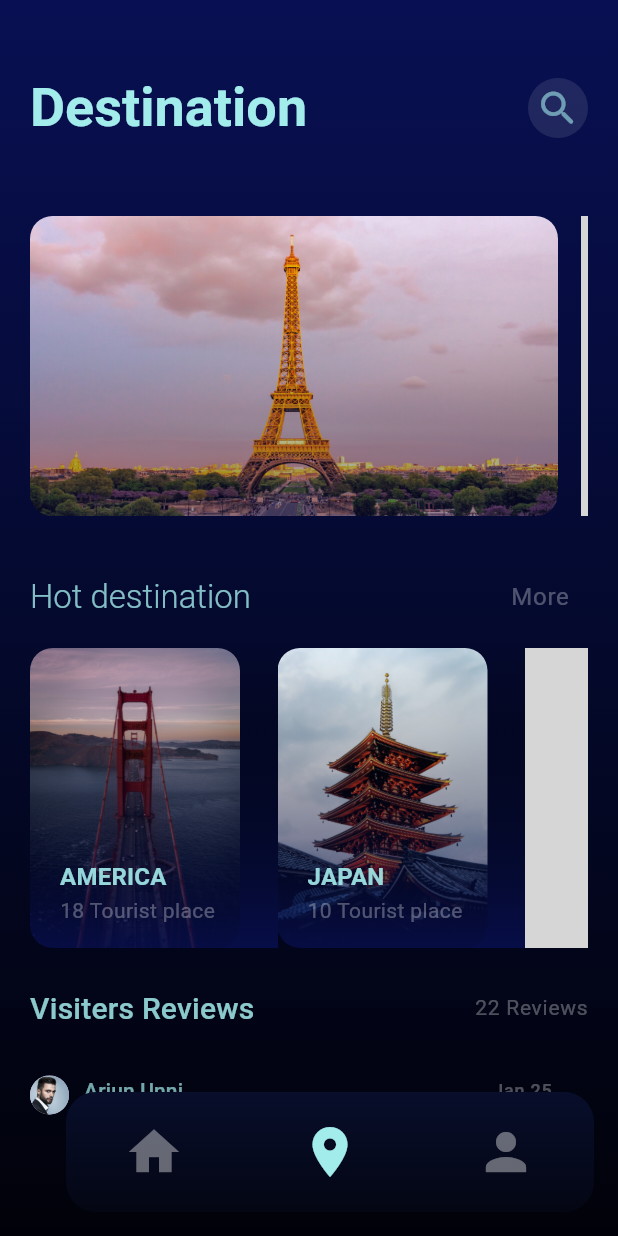
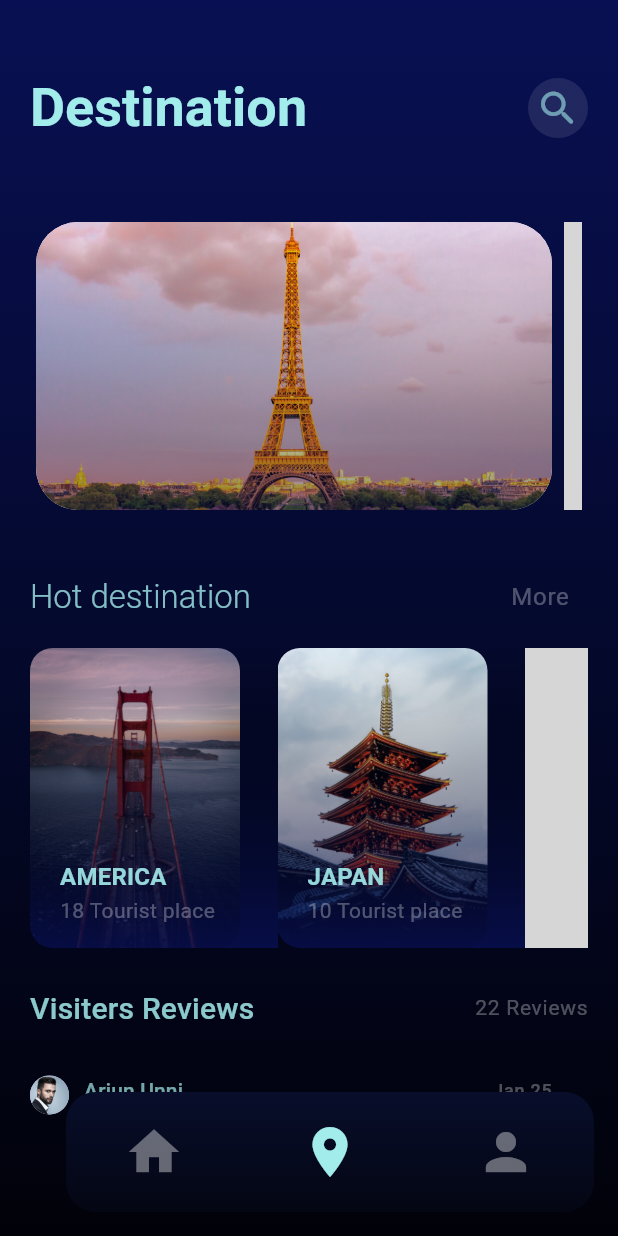
Before and after one commit to NOURINE-rgb/travel_app_ui, a Flutter app: the screen it shows after launch, on a phone screen of 412 x 824 dp. Run offline on Flutter 3.47's test engine with Material 3 defaults, Android fonts, the phone set to English and light mode, and no system bars; drawn by our look-alikes of flutter_animate; our stand-ins replace google_fonts; grey boxes are pictures that could not be loaded.

Commit message:
the last update

```diff
--- a/lib/screens/home_screen.dart
+++ b/lib/screens/home_screen.dart
@@ -1,12 +1,42 @@
 import 'package:flutter/material.dart';
+import 'package:flutter_animate/flutter_animate.dart' as animate;
 import 'package:ui_challenge4/data/constants.dart';
 import 'package:ui_challenge4/main.dart';
+import 'package:ui_challenge4/models/destination.dart';
 import 'package:ui_challenge4/widgets/comments.dart';
 import 'package:ui_challenge4/widgets/list_hot_destination.dart';
 import 'package:ui_challenge4/widgets/list_images.dart';
 
-class HomeScreen extends StatelessWidget {
+class HomeScreen extends StatefulWidget {
   const HomeScreen({super.key});
+
+  @override
+  State<HomeScreen> createState() => _HomeScreenState();
+}
+
+class _HomeScreenState extends State<HomeScreen> {
+  final GlobalKey<AnimatedListState> _key = GlobalKey<AnimatedListState>();
+  List<Destination> _hotDestination = [];
+  @override
+  void initState() {
+    super.initState();
+    WidgetsBinding.instance.addPostFrameCallback(
+      (timeStamp) => addHot(),
+    );
+  }
+
+  void addHot() {
+    for (int i = 0; i < hotDestination.length; i++) {
+      Future.delayed(Duration(milliseconds: 300 * i), () {
+        print(i);
+        _hotDestination = [..._hotDestination, hotDestination[i]];
+        _key.currentState!.insertItem(i);
+      });
+    }
+  }
+
+  final Tween<Offset> _tween =
+      Tween(begin: const Offset(3, 0), end: Offset.zero);
   @override
   Widget build(BuildContext context) {
     return Scaffold(
@@ -71,7 +101,15 @@ class HomeScreen extends StatelessWidget {
         child: SingleChildScrollView(
           child: Column(
             children: [
-              Row(
+              animate.Animate(
+                effects: const [
+                  animate.FadeEffect(duration: Duration(milliseconds: 300)),
+                  animate.SlideEffect(
+                      begin: Offset(0, -1),
+                      end: Offset(0, 0),
+                      duration: Duration(milliseconds: 300)),
+                ],
+                child: Row(
                   mainAxisAlignment: MainAxisAlignment.spaceBetween,
                   children: [
                     Text(
@@ -99,18 +137,27 @@ class HomeScreen extends StatelessWidget {
                     ),
                   ],
                 ),
+              ),
               const SizedBox(
                 height: 50,
               ),
               SizedBox(
                 height: 200,
-                child: ListView.builder(
-                    scrollDirection: Axis.horizontal,
-                    itemCount: destination.length,
-                    itemBuilder: (context, index) {
-                      print("$index ***********");
-                      return ListImages(imagePath: destination[index]);
-                    }),
+                child: CarouselView(
+                  itemExtent: MediaQuery.of(context).size.width - 60,
+                  children: List.generate(
+                    destination.length,
+                    (int index) => ListImages(
+                      imagePath: destination[index],
+                    ),
+                  ),
+                ),
+                //  ListView.builder(
+                //     scrollDirection: Axis.horizontal,
+                //     itemCount: destination.length,
+                //     itemBuilder: (context, index) {
+                //       return ListImages(imagePath: destination[index]);
+                //     }),
               ),
               const SizedBox(
                 height: 30,
@@ -141,13 +188,17 @@ class HomeScreen extends StatelessWidget {
               ),
               SizedBox(
                 height: 200,
-                child: ListView.builder(
+                child: AnimatedList(
+                    key: _key,
                     scrollDirection: Axis.horizontal,
-                    itemCount: hotDestination.length,
-                    itemBuilder: (context, index) {
+                    initialItemCount: _hotDestination.length,
+                    itemBuilder: (context, index, animation) {
                       print("$index ***********");
-                      return ListHotDestination(
-                          destination: hotDestination[index]);
+                      return SlideTransition(
+                        position: animation.drive(_tween),
+                        child: ListHotDestination(
+                            destination: _hotDestination[index]),
+                      );
                     }),
               ),
               const SizedBox(
@@ -173,7 +224,13 @@ class HomeScreen extends StatelessWidget {
                   ),
                 ],
               ),
-              const Comments(),
+              animate.Animate(effects: const [
+                animate.SlideEffect(
+                  begin: Offset(0, 1),
+                  end: Offset(0, 0),
+                  duration: Duration(milliseconds: 300),
+                ),
+              ], child: const Comments()),
             ],
           ),
         ),
--- a/lib/widgets/list_images.dart
+++ b/lib/widgets/list_images.dart
@@ -9,13 +9,13 @@ class ListImages extends StatelessWidget {
     return Stack(
       children: [
         Container(
-          margin: const EdgeInsets.only(right: 15),
+
           height: 200,
           width: MediaQuery.of(context).size.width - 60,
           decoration: BoxDecoration(
             borderRadius: BorderRadius.circular(15),
-            image:
-                DecorationImage(image: AssetImage(imagePath), fit: BoxFit.fill),
+            image: DecorationImage(
+                image: AssetImage(imagePath), fit: BoxFit.cover),
           ),
         ),
         Positioned(
--- a/pubspec.yaml
+++ b/pubspec.yaml
@@ -36,6 +36,7 @@ dependencies:
   # Use with the CupertinoIcons class for iOS style icons.
   cupertino_icons: ^1.0.8
   google_fonts: ^6.2.1
+  flutter_animate: ^4.5.0
 
 dev_dependencies:
   flutter_test:
```
Also changed, not shown: lib/screens/place_screen.dart (+37 -4 lines), assets/app.png (added), pubspec.lock, 1 other file. Lines whose indentation alone changed are shown as unchanged.
